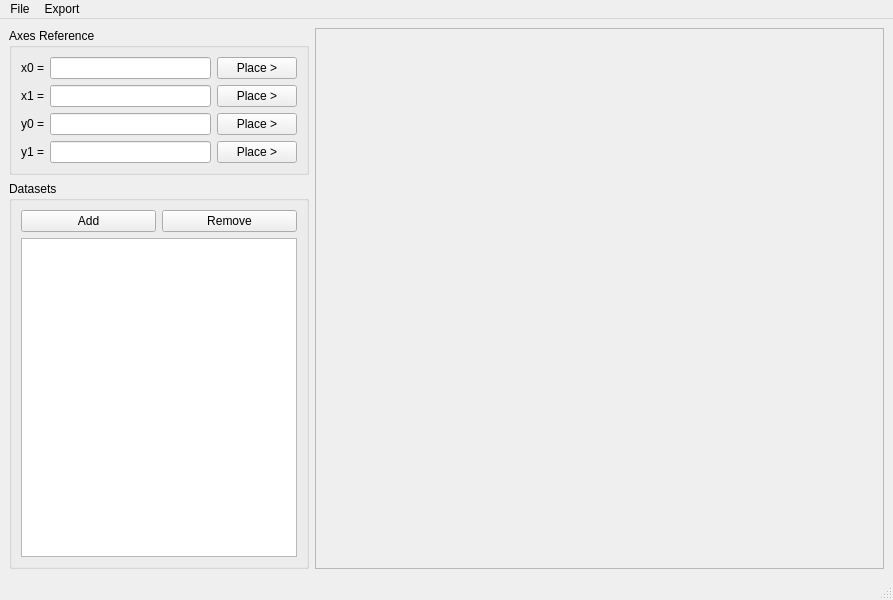
nicolasbadano/prip, file PRip.ui: the form before one commit.
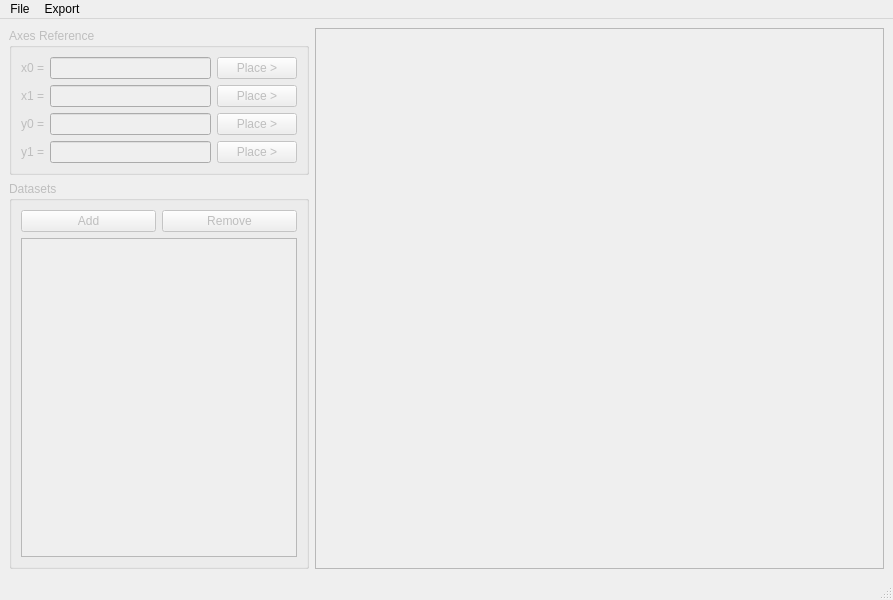
The form after the commit. Custom widgets are drawn as their Qt base class.

Commit message: Disable panels until a project is created

Diff of the .ui file:
```diff
--- a/PRip.ui
+++ b/PRip.ui
@@ -23,7 +23,10 @@
      </widget>
     </item>
     <item row="0" column="0" rowspan="2">
-     <widget class="QGroupBox" name="groupBox">
+     <widget class="QGroupBox" name="axesGroupPanel">
+      <property name="enabled">
+       <bool>false</bool>
+      </property>
       <property name="maximumSize">
        <size>
         <width>300</width>
@@ -109,7 +112,10 @@
      </widget>
     </item>
     <item row="2" column="0">
-     <widget class="QGroupBox" name="groupBox_2">
+     <widget class="QGroupBox" name="datasetsGroupPanel">
+      <property name="enabled">
+       <bool>false</bool>
+      </property>
       <property name="title">
        <string>Datasets</string>
       </property>
```
The commit also changes 1 other file.
